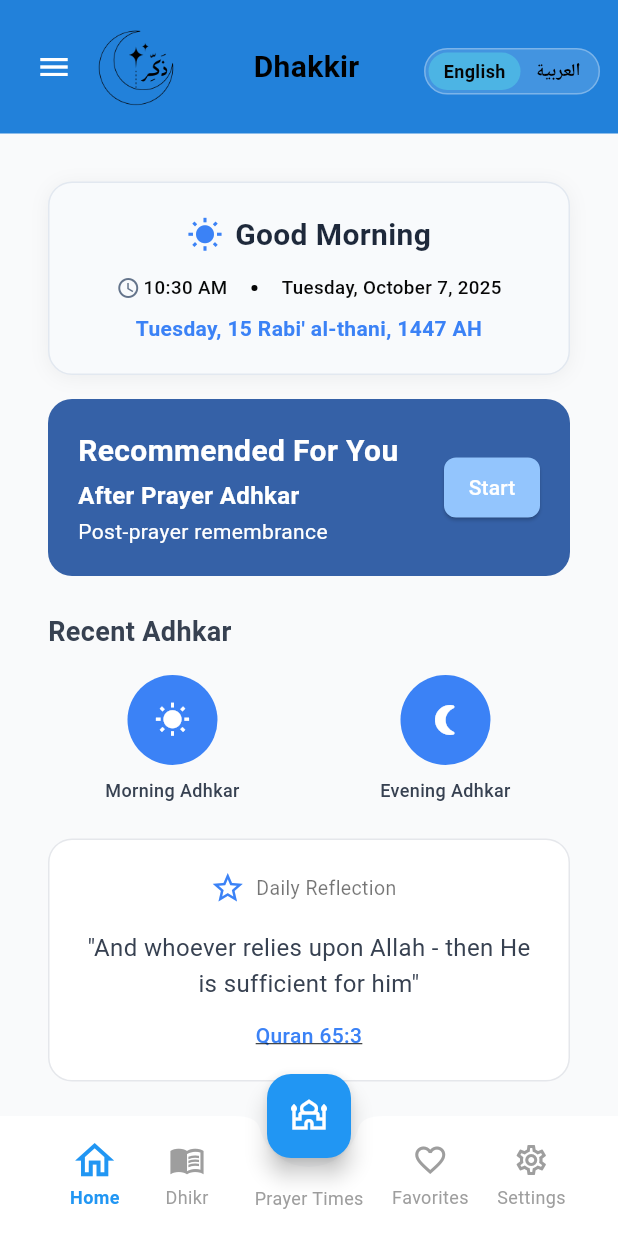
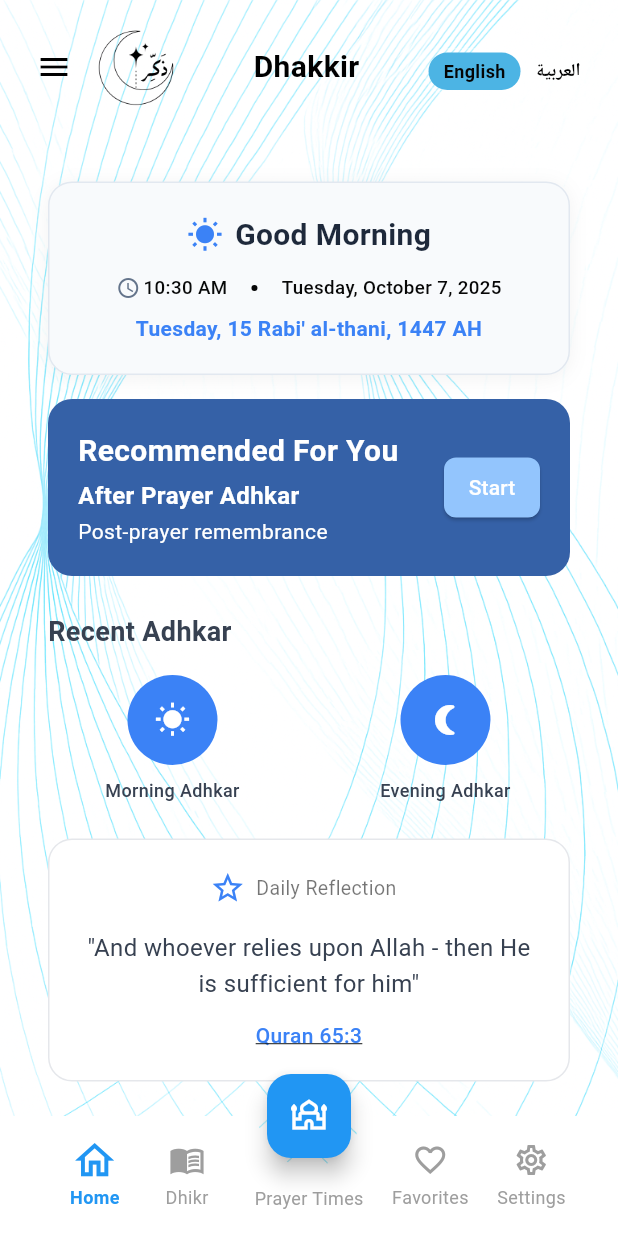
Before and after one commit to ALI-ALASBAHi/al-adhkar-application-, a Flutter app: the screen it shows after launch, on a phone screen of 412 x 824 dp. Run offline on Flutter 3.47's test engine with Material 3 defaults, Android fonts, the phone set to English and light mode, and no system bars.

Commit message:
Fixed the ayat, Calendar UI, and added a decorative background, New issue from the backgrounds and sidebar logo image not showing in the android emulator needed to be fixed.

```diff
--- a/lib/main.dart
+++ b/lib/main.dart
@@ -180,7 +180,7 @@ class _MainScreenState extends State<MainScreen> with TickerProviderStateMixin {
       builder: (context, languageService, child) {
         return Scaffold(
           key: _scaffoldKey,
-          backgroundColor: const Color(0xFFF9FAFB),
+          backgroundColor: Colors.transparent,
           drawer: Sidebar(
             onClose: () => Navigator.of(context).pop(),
             onNavigate: (tab) {
@@ -188,11 +188,18 @@ class _MainScreenState extends State<MainScreen> with TickerProviderStateMixin {
               _handleSidebarNavigate(tab);
             },
           ),
-          body: SafeArea(
+          body: Stack(
+            children: [
+              Positioned.fill(
+                child: Image.asset(
+                  'assets/decorative_background.png',
+                  fit: BoxFit.cover,
+                ),
+              ),
+              SafeArea(
                 top: false,
                 child: Column(
                   children: [
-                // Removed mock status bar
                     AppHeader(
                       title: _getHeaderTitle(languageService),
                       onMenuClick: () => _scaffoldKey.currentState?.openDrawer(),
@@ -223,6 +230,8 @@ class _MainScreenState extends State<MainScreen> with TickerProviderStateMixin {
                   ],
                 ),
               ),
+            ],
+          ),
           floatingActionButtonLocation:
               FloatingActionButtonLocation.centerDocked,
           floatingActionButton: FloatingActionButton(
--- a/lib/widgets/app_header.dart
+++ b/lib/widgets/app_header.dart
@@ -29,19 +29,19 @@ class _AppHeaderState extends State<AppHeader> {
     return Consumer<LanguageService>(
       builder: (context, languageService, child) {
         return Container(
-          color: const Color.fromARGB(255, 34, 129, 218),
+          color: Colors.transparent,
           padding: const EdgeInsets.symmetric(horizontal: 12, vertical: 12),
           child: Row(
             crossAxisAlignment: CrossAxisAlignment.center,
             children: [
               if (widget.showBackButton)
                 IconButton(
-                  icon: const Icon(Icons.arrow_back, color: Colors.white),
+                  icon: const Icon(Icons.arrow_back, color: Colors.black),
                   onPressed: widget.onBack,
                 )
               else
                 IconButton(
-                  icon: const Icon(Icons.menu, color: Colors.white),
+                  icon: const Icon(Icons.menu, color: Colors.black),
                   onPressed: widget.onMenuClick,
                 ),
 
--- a/lib/widgets/sidebar.dart
+++ b/lib/widgets/sidebar.dart
@@ -13,7 +13,7 @@ class Sidebar extends StatelessWidget {
     return Consumer<LanguageService>(
       builder: (context, languageService, child) {
         return Drawer(
-          width: 300,
+          width: 330,
           child: SafeArea(
             child: ListView(
               padding: const EdgeInsets.symmetric(horizontal: 12, vertical: 8),
@@ -24,8 +24,8 @@ class Sidebar extends StatelessWidget {
                     const SizedBox(width: 8),
                     Expanded(
                       child: Text(
-                        '${languageService.t('app_title')}\n${languageService.t('app_subtitle')}',
-                        maxLines: 2,
+                        languageService.t('app_subtitle'),
+                        maxLines: 3,
                       ),
                     ),
                     IconButton(
--- a/pubspec.yaml
+++ b/pubspec.yaml
@@ -24,6 +24,7 @@ flutter:
 
   assets:
     - assets/no_background_logo.png
+    - assets/decorative_background.png
 
 # flutter_launcher_icons config (must be OUTSIDE flutter:)
 flutter_icons:
```
Also changed, not shown: lib/screens/islamic_calendar_screen.dart (+7 -4 lines), assets/Splash_background.png (added), assets/decorative_background.png (added). Lines whose indentation alone changed are shown as unchanged.
